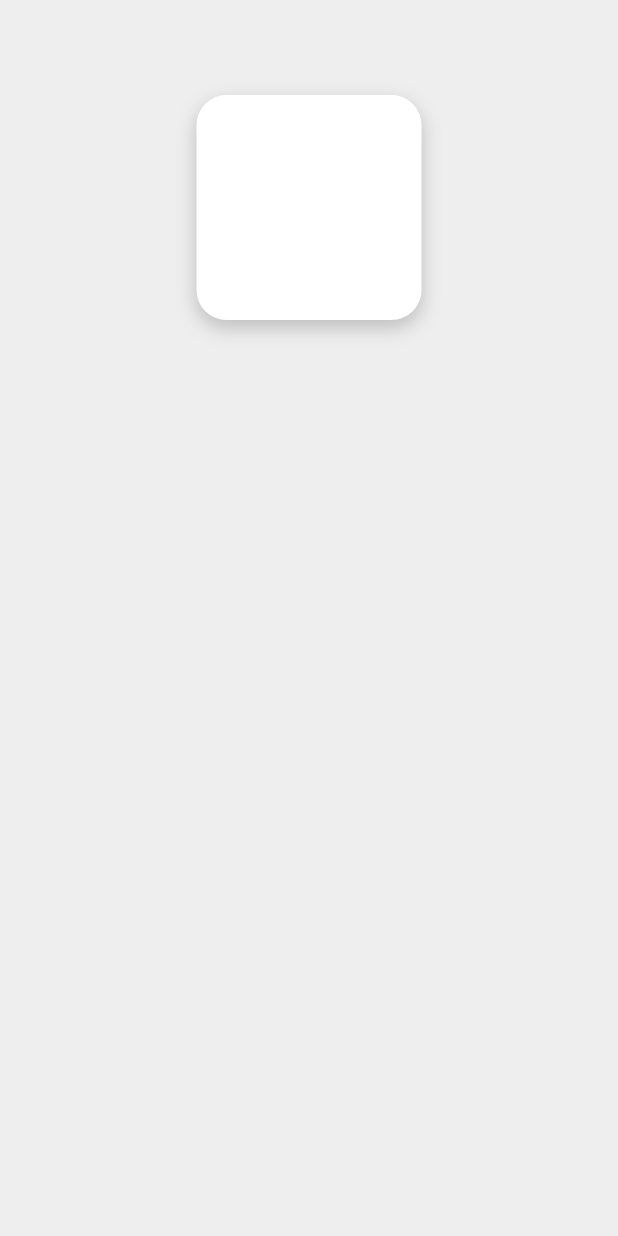
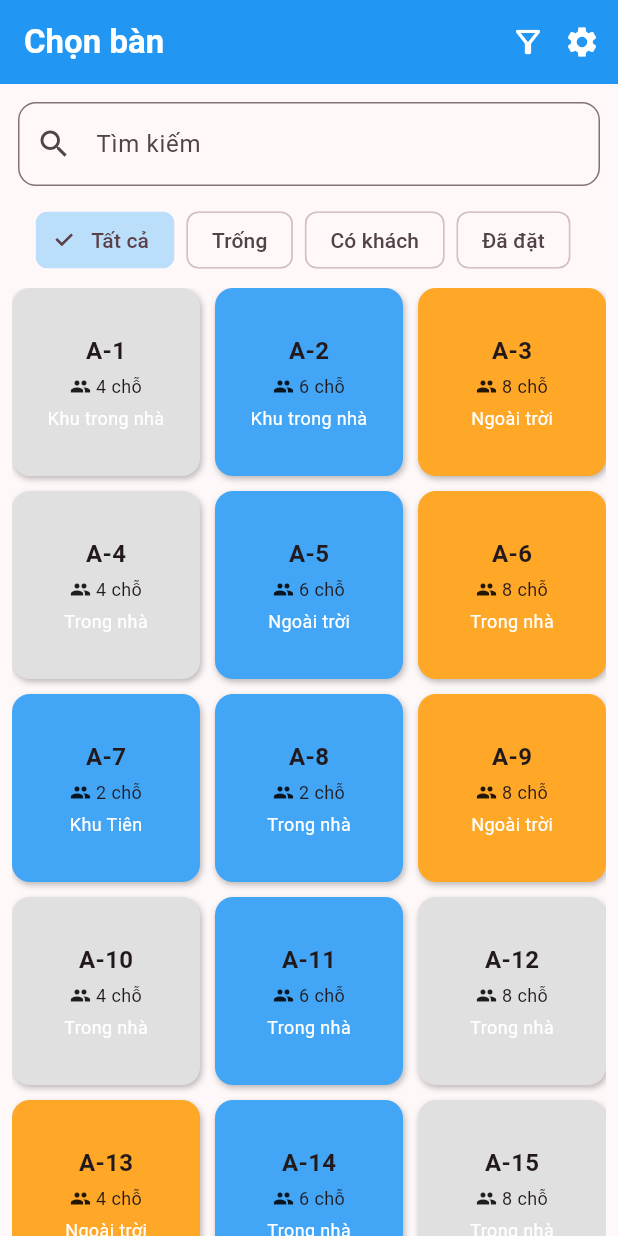
Before and after one commit to phuckk05/SmartDine_Fontend, a Flutter app: the first screen one second after launch, on a phone screen of 412 x 824 dp. Run offline on Flutter 3.47's test engine with Material 3 defaults, Android fonts, the phone set to English and light mode, and no system bars; our stand-ins replace fluentui_system_icons, flutter_riverpod, google_fonts, lucide_icons.

Commit message:
giao diện chọn bàn cơ bản

```diff
--- /dev/null
+++ b/fontend/smart_dine/lib/features/staff/screen_choose_table.dart
@@ -0,0 +1,233 @@
+import 'package:flutter/material.dart';
+import 'package:flutter_riverpod/flutter_riverpod.dart';
+import 'package:mart_dine/core/style.dart';
+
+// Provider lưu trạng thái filter
+final tableStatusProvider = StateProvider<String>((ref) => 'Tất cả');
+
+// Provider lưu danh sách bàn
+final tablesProvider =
+    StateNotifierProvider<TableNotifier, List<Map<String, dynamic>>>(
+      (ref) => TableNotifier(),
+    );
+
+class TableNotifier extends StateNotifier<List<Map<String, dynamic>>> {
+  TableNotifier() : super(List<Map<String, dynamic>>.from(_initialTables));
+
+  void moveToTop(Map<String, dynamic> table) {
+    state = [table, ...state.where((t) => t['name'] != table['name']).toList()];
+  }
+}
+
+class ScreenSelectTable extends ConsumerWidget {
+  const ScreenSelectTable({super.key});
+
+  @override
+  Widget build(BuildContext context, WidgetRef ref) {
+    final selectedStatus = ref.watch(tableStatusProvider);
+    final tables = ref.watch(tablesProvider);
+
+    return Scaffold(
+      appBar: AppBar(
+        backgroundColor: Colors.blue,
+        title: const Text(
+          'Chọn bàn',
+          style: TextStyle(fontWeight: FontWeight.bold, color: Colors.white),
+        ),
+        actions: const [
+          Icon(Icons.filter_alt_outlined, color: Colors.white),
+          SizedBox(width: 12),
+          Icon(Icons.settings, color: Colors.white),
+          SizedBox(width: 12),
+        ],
+      ),
+      body: Column(
+        children: [
+          // Ô tìm kiếm
+          Padding(
+            padding: const EdgeInsets.all(12),
+            child: TextField(
+              decoration: InputDecoration(
+                prefixIcon: const Icon(Icons.search),
+                hintText: 'Tìm kiếm',
+                border: OutlineInputBorder(
+                  borderRadius: BorderRadius.circular(12),
+                ),
+              ),
+            ),
+          ),
+
+          // Bộ lọc trạng thái
+          SingleChildScrollView(
+            scrollDirection: Axis.horizontal,
+            padding: const EdgeInsets.symmetric(horizontal: 12),
+            child: Row(
+              children: [
+                _FilterChip('Tất cả', selectedStatus, ref),
+                _FilterChip('Trống', selectedStatus, ref),
+                _FilterChip('Có khách', selectedStatus, ref),
+                _FilterChip('Đã đặt', selectedStatus, ref),
+              ],
+            ),
+          ),
+
+          const SizedBox(height: 8),
+
+          // Grid danh sách bàn
+          Expanded(
+            child: Padding(
+              padding: const EdgeInsets.symmetric(horizontal: 8),
+              child: Consumer(
+                builder: (context, ref, _) {
+                  final allTables = ref.watch(tablesProvider);
+                  final selectedStatus = ref.watch(tableStatusProvider);
+
+                  // lọc danh sách hiển thị
+                  final filteredTables =
+                      selectedStatus == 'Tất cả'
+                          ? allTables
+                          : allTables
+                              .where((t) => t['status'] == selectedStatus)
+                              .toList();
+
+                  return GridView.builder(
+                    itemCount: filteredTables.length,
+                    gridDelegate:
+                        const SliverGridDelegateWithFixedCrossAxisCount(
+                          crossAxisCount: 3,
+                          mainAxisSpacing: 10,
+                          crossAxisSpacing: 10,
+                          childAspectRatio: 1,
+                        ),
+                    itemBuilder: (context, index) {
+                      final table = filteredTables[index];
+
+                      return _TableCard(
+                        table: table,
+                        onTap: () {
+                          ref.read(tablesProvider.notifier).moveToTop(table);
+                          // Không cần snackbar nếu muốn mượt hơn
+                        },
+                      );
+                    },
+                  );
+                },
+              ),
+            ),
+          ),
+        ],
+      ),
+    );
+  }
+}
+
+class _FilterChip extends StatelessWidget {
+  final String label;
+  final String selected;
+  final WidgetRef ref;
+  const _FilterChip(this.label, this.selected, this.ref);
+
+  @override
+  Widget build(BuildContext context) {
+    final bool isSelected = label == selected;
+    return Padding(
+      padding: const EdgeInsets.only(right: 8),
+      child: ChoiceChip(
+        label: Text(label),
+        selected: isSelected,
+        onSelected: (_) => ref.read(tableStatusProvider.notifier).state = label,
+        selectedColor: Colors.blue.shade100,
+      ),
+    );
+  }
+}
+
+class _TableCard extends StatelessWidget {
+  final Map<String, dynamic> table;
+  final VoidCallback onTap;
+  const _TableCard({required this.table, required this.onTap});
+
+  @override
+  Widget build(BuildContext context) {
+    final Color color;
+    switch (table['status']) {
+      case 'Có khách':
+        color = Colors.blue.shade400;
+        break;
+      case 'Đã đặt':
+        color = Colors.orange.shade400;
+        break;
+      default:
+        color = Colors.grey.shade300;
+    }
+
+    return Container(
+      decoration: BoxDecoration(
+        color: color,
+        borderRadius: BorderRadius.circular(12),
+        boxShadow: const [
+          BoxShadow(color: Colors.black26, blurRadius: 3, offset: Offset(1, 2)),
+        ],
+      ),
+      child: InkWell(
+        onTap: onTap,
+        borderRadius: BorderRadius.circular(12),
+        child: Padding(
+          padding: const EdgeInsets.all(6),
+          child: Column(
+            mainAxisAlignment: MainAxisAlignment.center,
+            children: [
+              Text(
+                table['name'],
+                style: const TextStyle(
+                  fontWeight: FontWeight.bold,
+                  fontSize: 16,
+                ),
+              ),
+              const SizedBox(height: 4),
+              Row(
+                mainAxisAlignment: MainAxisAlignment.center,
+                children: [
+                  const Icon(Icons.people, size: 14),
+                  Text(
+                    ' ${table['capacity']} chỗ',
+                    style: const TextStyle(fontSize: 12),
+                  ),
+                ],
+              ),
+              const SizedBox(height: 4),
+              Text(
+                table['area'],
+                style: const TextStyle(fontSize: 12, color: Colors.white),
+              ),
+            ],
+          ),
+        ),
+      ),
+    );
+  }
+}
+
+// ---------------------------
+// Dữ liệu mẫu ban đầu
+// ---------------------------
+final List<Map<String, dynamic>> _initialTables = [
+  {'name': 'A-1', 'capacity': 4, 'status': 'Trống', 'area': 'Khu trong nhà'},
+  {'name': 'A-2', 'capacity': 6, 'status': 'Có khách', 'area': 'Khu trong nhà'},
+  {'name': 'A-3', 'capacity': 8, 'status': 'Đã đặt', 'area': 'Ngoài trời'},
+  {'name': 'A-4', 'capacity': 4, 'status': 'Trống', 'area': 'Trong nhà'},
+  {'name': 'A-5', 'capacity': 6, 'status': 'Có khách', 'area': 'Ngoài trời'},
+  {'name': 'A-6', 'capacity': 8, 'status': 'Đã đặt', 'area': 'Trong nhà'},
+  {'name': 'A-7', 'capacity': 2, 'status': 'Có khách', 'area': 'Khu Tiên'},
+  {'name': 'A-8', 'capacity': 2, 'status': 'Có khách', 'area': 'Trong nhà'},
+  {'name': 'A-9', 'capacity': 8, 'status': 'Đã đặt', 'area': 'Ngoài trời'},
+  {'name': 'A-10', 'capacity': 4, 'status': 'Trống', 'area': 'Trong nhà'},
+  {'name': 'A-11', 'capacity': 6, 'status': 'Có khách', 'area': 'Trong nhà'},
+  {'name': 'A-12', 'capacity': 8, 'status': 'Trống', 'area': 'Trong nhà'},
+  {'name': 'A-13', 'capacity': 4, 'status': 'Đã đặt', 'area': 'Ngoài trời'},
+  {'name': 'A-14', 'capacity': 6, 'status': 'Có khách', 'area': 'Trong nhà'},
+  {'name': 'A-15', 'capacity': 8, 'status': 'Trống', 'area': 'Trong nhà'},
+  {'name': 'A-16', 'capacity': 2, 'status': 'Có khách', 'area': 'Trong nhà'},
+  {'name': 'A-17', 'capacity': 6, 'status': 'Có khách', 'area': 'Ngoài trời'},
+  {'name': 'A-18', 'capacity': 8, 'status': 'Đã đặt', 'area': 'Trong nhà'},
+];
--- a/fontend/smart_dine/lib/main.dart
+++ b/fontend/smart_dine/lib/main.dart
@@ -1,6 +1,7 @@
 // import 'package:firebase_core/firebase_core.dart';
 import 'package:flutter/material.dart';
 import 'package:flutter_riverpod/flutter_riverpod.dart';
+import 'package:mart_dine/features/staff/screen_choose_table.dart';
 import 'package:mart_dine/features/start/screen/screen_start.dart';
 import 'package:mart_dine/providers/mode_provider.dart';
 
@@ -29,7 +30,7 @@ class MeTalkApp extends ConsumerWidget {
       ),
 
       // Thiết lập chệ độ sáng tối
-      home: const ScreenStart(),
+      home: const ScreenSelectTable(),
     );
   }
 }
```
